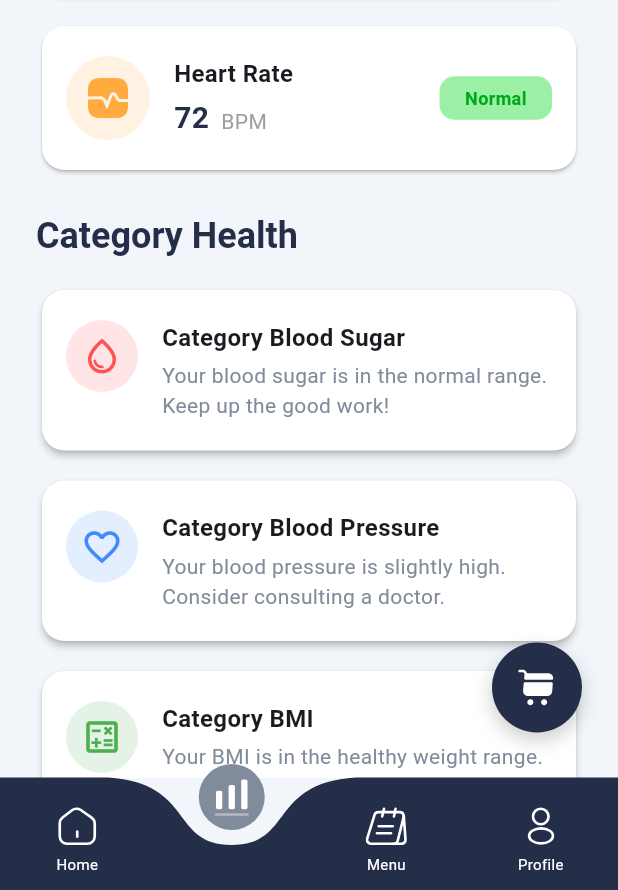
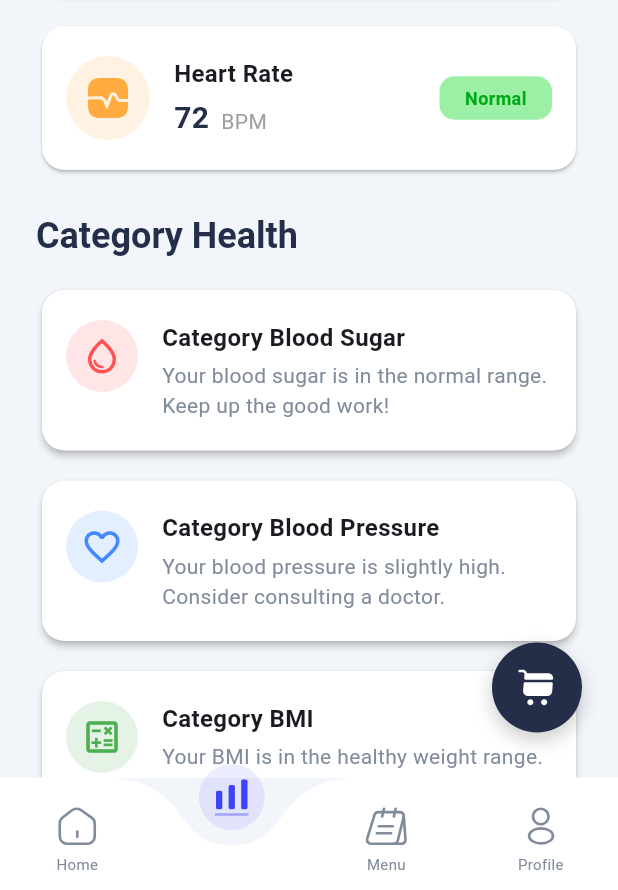
Before and after one commit to FarhanTZ/Skripsi-frontend, a Flutter app: the HomePage screen opened directly, item 2 of the bottom bar chosen, scrolled down 576 dp, on a phone screen of 412 x 824 dp, the part 346-1236 px from its top. Run offline on Flutter 3.47's test engine with Material 3 defaults, Android fonts, the phone set to English and light mode, and no system bars; drawn by our look-alikes of curved_navigation_bar; our stand-ins replace bloc, dartz, equatable, fl_chart, flutter_bloc, flutter_svg and 7 more; accounts and stored records are empty; network calls fail.

Commit message:
perubahan navbar button

```diff
--- a/glupulse/lib/navbar_button.dart
+++ b/glupulse/lib/navbar_button.dart
@@ -101,8 +101,8 @@ class _HomePageState extends State<HomePage> {
             _buildNavItem(unselectedAsset: 'assets/images/Menu.svg', selectedAsset: 'assets/images/Menu_On.svg', index: 2, label: 'Menu'),
             _buildNavItem(unselectedAsset: 'assets/images/Profile.svg', selectedAsset: 'assets/images/Profile_On.svg', index: 3, label: 'Profile'),
           ],
-          color: Theme.of(context).colorScheme.primary,
-          buttonBackgroundColor: AppTheme.inputLabelColor,
+          color: Colors.white, // Latar belakang navbar menjadi putih
+          buttonBackgroundColor: const Color(0xFF4043FD).withOpacity(0.1), // Latar belakang tombol aktif menjadi biru transparan
           backgroundColor: Colors.transparent,
           animationCurve: Curves.easeInOut,
           animationDuration: const Duration(milliseconds: 400),
@@ -116,7 +116,7 @@ class _HomePageState extends State<HomePage> {
   Widget _buildNavItem({required String unselectedAsset, required String selectedAsset, required int index, required String label}) {
     final bool isSelected = _selectedIndex == index;
     final String assetName = isSelected ? selectedAsset : unselectedAsset;
-    final Color itemColor = Colors.white;
+    final Color itemColor = isSelected ? const Color(0xFF4043FD) : AppTheme.inputLabelColor; // Warna ikon
 
     return Column(
       mainAxisAlignment: MainAxisAlignment.center,
@@ -139,7 +139,7 @@ class _HomePageState extends State<HomePage> {
           const SizedBox(height: 4),
           Text(
             label,
-            style: TextStyle(color: itemColor, fontSize: 10),
+            style: TextStyle(color: AppTheme.inputLabelColor, fontSize: 10), // Warna teks label
           ),
         ],
       ],
```
